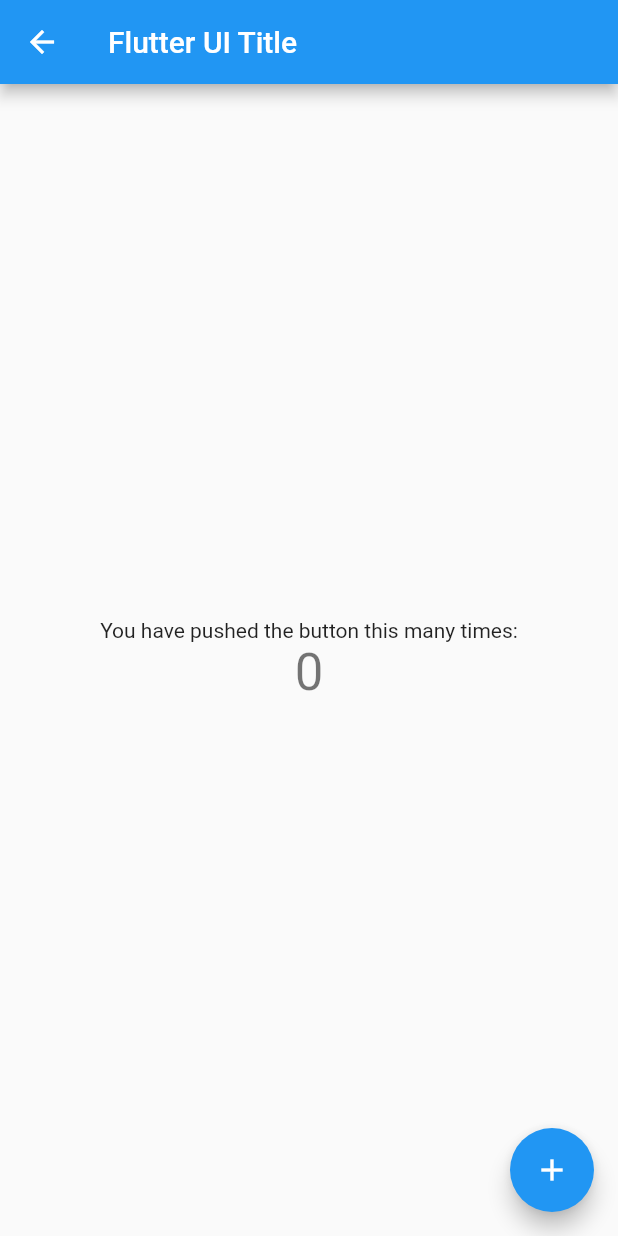
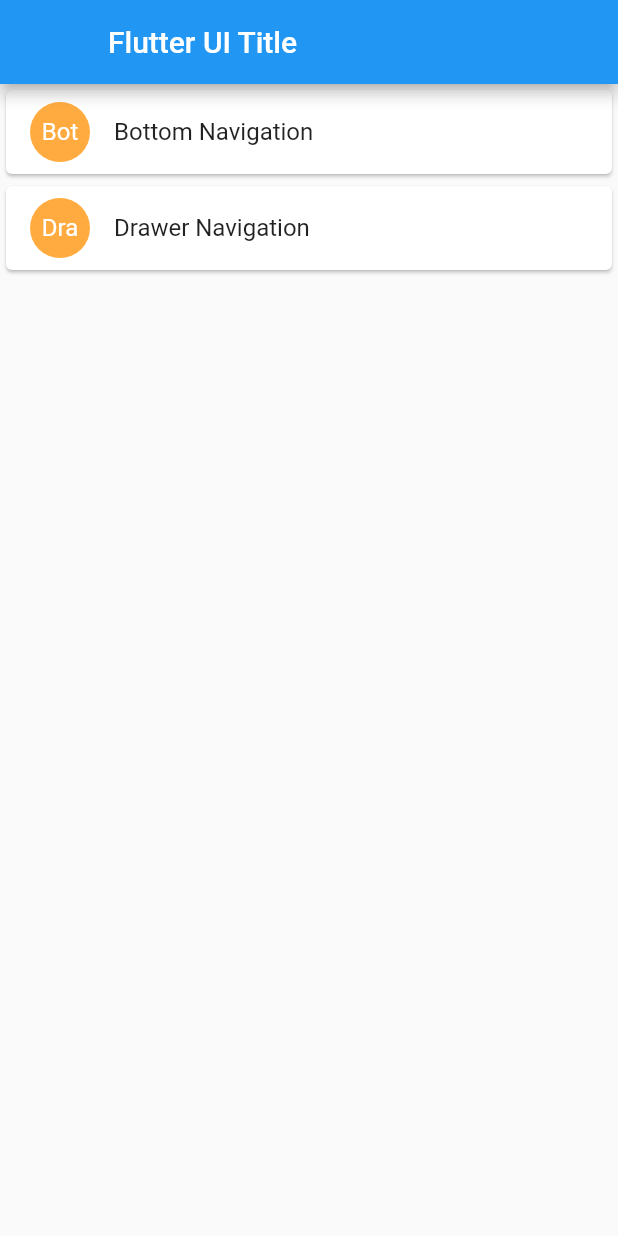
Before and after one commit to tzongshiuan/flutter_ui_template, a Flutter app: the screen it shows after launch, on a phone screen of 412 x 824 dp. Run offline on Flutter 3.47's test engine with Material 2 defaults, Android fonts, the phone set to English and light mode, and no system bars.

Commit message:
Finish bottom navigation bar template.

```diff
--- a/lib/main.dart
+++ b/lib/main.dart
@@ -1,24 +1,13 @@
 import 'package:flutter/material.dart';
-import 'package:flutter_ui_template/pages/home/home_screen.dart';
 import 'package:flutter_ui_template/pages/splash/splash_screen.dart';
 import 'package:flutter_ui_template/res/config/app_config.dart';
-import 'package:flutter_ui_template/utils/my_navigator.dart';
 import 'package:flutter_ui_template/utils/logger.dart';
 import 'package:logging/logging.dart';
 import 'package:flutter_localizations/flutter_localizations.dart';
 import 'package:flutter_ui_template/generated/i18n.dart';
+import 'package:flutter_ui_template/utils/my_navigator.dart';
 
 final Log _logger = Log('main');
-
-var routes = <String, WidgetBuilder>{
-  "/home": (BuildContext context) {
-    if (AppConfig.IS_ENABLE_SPLASH)
-      return MyHomePage(title: S.of(context).title);
-    else {
-      return MyHomePage(title: const S().title);
-    }
-  },
-};
 
 void main() {
   runApp(MyApp());
--- a/lib/pages/home/home_screen.dart
+++ b/lib/pages/home/home_screen.dart
@@ -1,18 +1,10 @@
 import 'package:flutter/material.dart';
 import 'package:flutter_ui_template/utils/logger.dart';
+import 'package:flutter_ui_template/utils/my_navigator.dart';
 import 'package:flutter_ui_template/generated/i18n.dart';
 
 class MyHomePage extends StatefulWidget {
   MyHomePage({Key key, this.title}) : super(key: key);
-
-  // This widget is the home page of your application. It is stateful, meaning
-  // that it has a State object (defined below) that contains fields that affect
-  // how it looks.
-
-  // This class is the configuration for the state. It holds the values (in this
-  // case the title) provided by the parent (in this case the App widget) and
-  // used by the build method of the State. Fields in a Widget subclass are
-  // always marked "final".
 
   final String title;
 
@@ -37,54 +29,60 @@ class _MyHomePageState extends State<MyHomePage> {
 
   @override
   Widget build(BuildContext context) {
-    _logger.fine(message: 'GGGGGGGGGGGGGGGGGGGGGGGGGGG');
-    // This method is rerun every time setState is called, for instance as done
-    // by the _incrementCounter method above.
-    //
-    // The Flutter framework has been optimized to make rerunning build methods
-    // fast, so that you can just rebuild anything that needs updating rather
-    // than having to individually change instances of widgets.
+    _logger.fine(message: 'build()');
+
     return Scaffold(
       appBar: AppBar(
-        // Here we take the value from the MyHomePage object that was created by
-        // the App.build method, and use it to set our appbar title.
-        title: Text(widget.title),
+        leading: new Container(width: 0.0),
+        title: new Text(widget.title),
+        actions: <Widget>[
+          new Container()
+        ],
       ),
       body: Center(
-        // Center is a layout widget. It takes a single child and positions it
-        // in the middle of the parent.
-        child: Column(
-          // Column is also layout widget. It takes a list of children and
-          // arranges them vertically. By default, it sizes itself to fit its
-          // children horizontally, and tries to be as tall as its parent.
-          //
-          // Invoke "debug painting" (press "p" in the console, choose the
-          // "Toggle Debug Paint" action from the Flutter Inspector in Android
-          // Studio, or the "Toggle Debug Paint" command in Visual Studio Code)
-          // to see the wireframe for each widget.
-          //
-          // Column has various properties to control how it sizes itself and
-          // how it positions its children. Here we use mainAxisAlignment to
-          // center the children vertically; the main axis here is the vertical
-          // axis because Columns are vertical (the cross axis would be
-          // horizontal).
-          mainAxisAlignment: MainAxisAlignment.center,
-          children: <Widget>[
-            Text(
-              'You have pushed the button this many times:',
-            ),
-            Text(
-              '$_counter',
-              style: Theme.of(context).textTheme.display1,
-            ),
-          ],
-        ),
+        child: _myListView(context),
       ),
-      floatingActionButton: FloatingActionButton(
-        onPressed: _incrementCounter,
-        tooltip: 'Increment',
-        child: Icon(Icons.add),
-      ), // This trailing comma makes auto-formatting nicer for build methods.
+    );
+  }
+
+  Widget _myListView(BuildContext context) {
+    final titles = [
+      S.of(context).bottom_nav_title,
+      S.of(context).drawer_nav_title
+    ];
+
+    final icons = [Icons.directions_boat,
+      Icons.directions_bus, Icons.directions_car, Icons.directions_railway,
+      Icons.directions_run, Icons.directions_subway, Icons.directions_transit,
+      Icons.directions_walk];
+
+    return ListView.builder(
+      itemCount: titles.length,
+      itemBuilder: (context, index) {
+        return Card(
+          child: ListTile(
+            leading: CircleAvatar(
+              child: new Text(titles[index][0] + titles[index][1] + titles[index][2]),
+              backgroundColor: Colors.orangeAccent,
+              foregroundColor: Colors.white,
+            ), //Icon(icons[index]),
+            title: Text(titles[index]),
+            onTap: () {
+              _logger.fine(message: "onTap index: $index");
+              switch (index) {
+                case 0:
+                  // goto first template
+                  MyNavigator.goToBottomNavigation(context);
+                  break;
+                case 1:
+                  MyNavigator.goToDrawerNavigation(context);
+                  break;
+                default:
+              }
+            },
+          ),
+        );
+      },
     );
   }
 }
--- a/lib/res/config/app_config.dart
+++ b/lib/res/config/app_config.dart
@@ -3,7 +3,7 @@ import 'package:flutter/material.dart';
 import 'package:logging/logging.dart';
 
 class AppConfig {
-  static const bool IS_ENABLE_SPLASH = true;
+  static const bool IS_ENABLE_SPLASH = false;
 
   static const bool IS_DEBUG = bool.fromEnvironment("dart.vm.product") == false;
   static const Level DEBUG_LEVEL = Level.ALL;
--- a/lib/utils/my_navigator.dart
+++ b/lib/utils/my_navigator.dart
@@ -1,7 +1,44 @@
 import 'package:flutter/material.dart';
+import 'package:flutter_ui_template/res/config/app_config.dart';
+import 'package:flutter_ui_template/generated/i18n.dart';
+
+import 'package:flutter_ui_template/pages/home/home_screen.dart';
+import 'package:flutter_ui_template/pages/bottom_navigation/bottom_navigation_screen.dart';
+import 'package:flutter_ui_template/pages/drawer_navigation/drawer_navigation_screen.dart';
 
 class MyNavigator {
+  static const String _HOME_SCREEN = "/home";
+  static const String _BOTTOM_NAVIGATION_SCREEN = "/bottom_navigation";
+  static const String _DRAWER_NAVIGATION_SCREEN = "/drawer_navigation";
+  static const String _TAP_BAR_SCREEN = "/tap_bar";
+
   static void goToHome(BuildContext context) {
-    Navigator.pushNamed(context, "/home");
+    Navigator.pushNamed(context, _HOME_SCREEN);
+  }
+
+  static void goToBottomNavigation(BuildContext context) {
+    Navigator.pushNamed(context, _BOTTOM_NAVIGATION_SCREEN);
+  }
+
+  static void goToDrawerNavigation(BuildContext context) {
+    Navigator.pushNamed(context, _DRAWER_NAVIGATION_SCREEN);
   }
 }
+
+var routes = <String, WidgetBuilder>{
+  MyNavigator._HOME_SCREEN: (BuildContext context) {
+    if (AppConfig.IS_ENABLE_SPLASH)
+      return MyHomePage(title: S.of(context).title);
+    else {
+      return MyHomePage(title: const S().title);
+    }
+  },
+
+  MyNavigator._BOTTOM_NAVIGATION_SCREEN: (BuildContext context) {
+    return BottomNavigationScreen(title: S.of(context).bottom_nav_title);
+  },
+
+  MyNavigator._DRAWER_NAVIGATION_SCREEN: (BuildContext context) {
+    return MyHomePage(title: S.of(context).drawer_nav_title);
+  }
+};
--- a/res/values/strings_en.arb
+++ b/res/values/strings_en.arb
@@ -1,4 +1,12 @@
 {
   "title": "Flutter UI Title",
-  "splash_hint": "Splash Hint"
+  "splash_hint": "Splash Hint",
+
+  "bottom_nav_title": "Bottom Navigation",
+  "bottom_person": "Person",
+  "bottom_email": "Email",
+  "bottom_alarm": "Alarm",
+  "bottom_airplay": "Airplay",
+
+  "drawer_nav_title": "Drawer Navigation"
 }
```
Also changed, not shown: lib/pages/bottom_navigation/airplay_page.dart (added, +46 -0 lines), lib/pages/bottom_navigation/alarm_page.dart (added, +46 -0 lines), lib/pages/bottom_navigation/bottom_navigation_screen.dart (added, +94 -0 lines), lib/pages/bottom_navigation/email_page.dart (added, +46 -0 lines), lib/pages/bottom_navigation/person_page.dart (added, +46 -0 lines), lib/generated/i18n.dart, lib/pages/drawer_navigation/drawer_navigation_screen.dart (added), lib/pages/splash_screen.dart (deleted).
